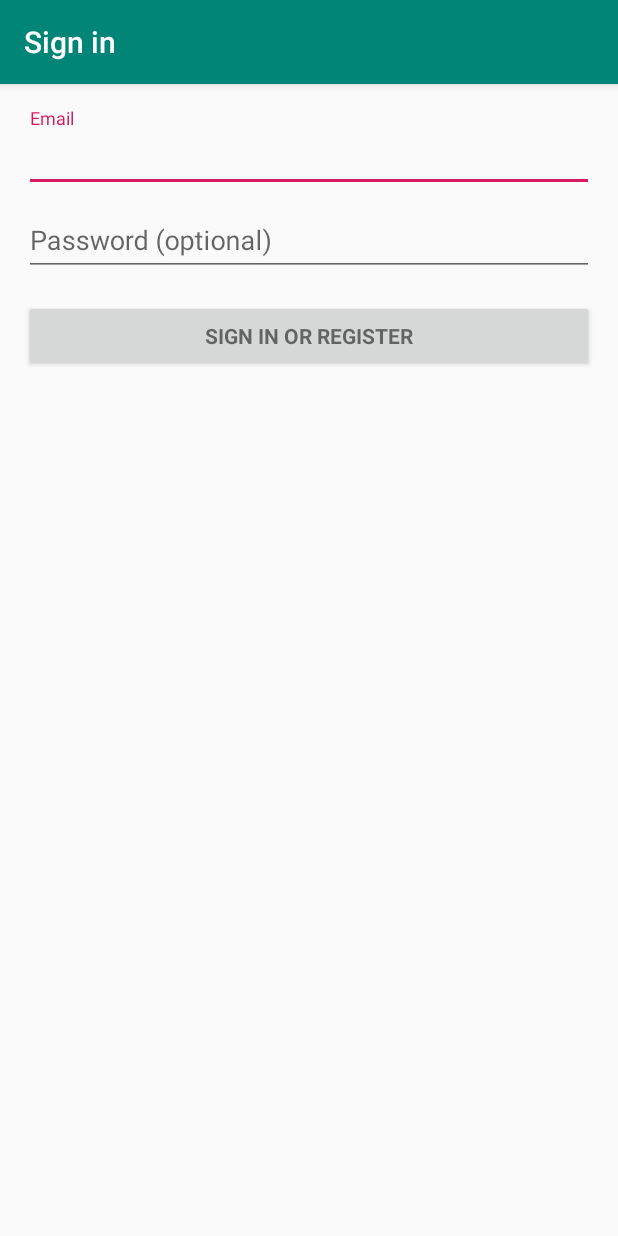
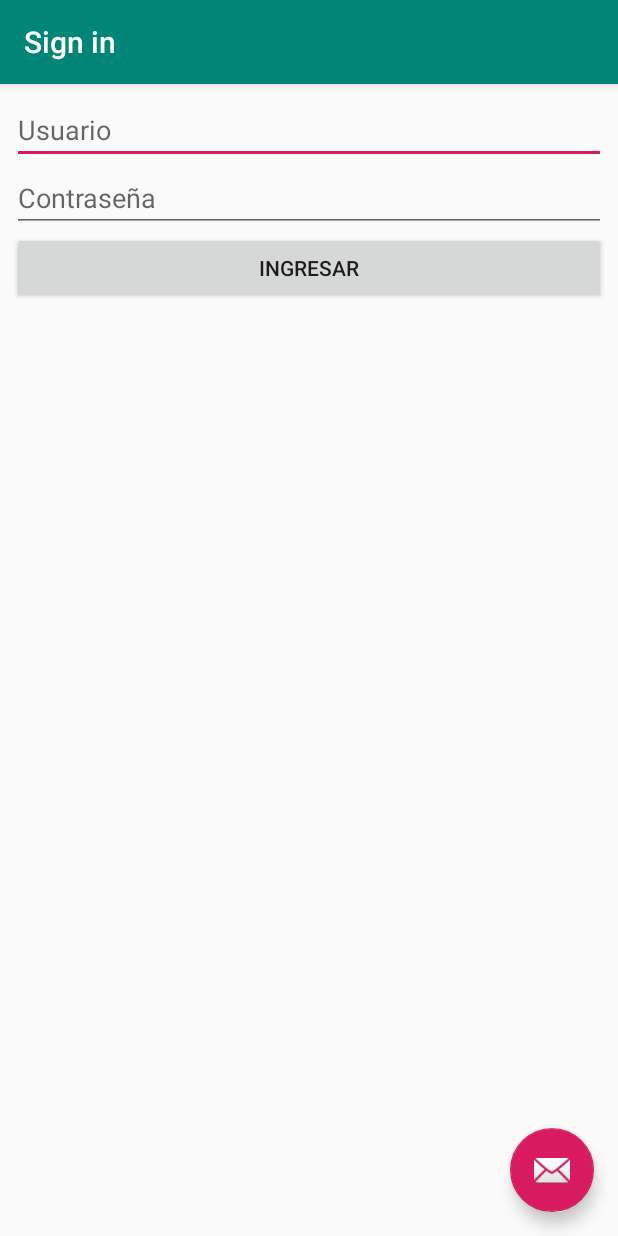
Before and after one commit to lorenopemac/Rompecabezas, an Android app: the screen it shows after launch (Login), after a tap on "INGRESAR", on a phone screen of 412 x 824 dp. Run offline under Robolectric (Android 15) with nearby library versions, the phone set to English and light mode, and no system bars.

Commit message:
funcionamiento del login

```diff
--- a/app/src/main/java/labprog/rompecabezasandroid/Login.java
+++ b/app/src/main/java/labprog/rompecabezasandroid/Login.java
@@ -1,349 +1,66 @@
 package labprog.rompecabezasandroid;
 
-import android.animation.Animator;
-import android.animation.AnimatorListenerAdapter;
-import android.annotation.TargetApi;
-import android.content.pm.PackageManager;
-import android.support.annotation.NonNull;
+import android.database.Cursor;
+import android.database.sqlite.SQLiteDatabase;
+import android.os.Bundle;
+import android.support.design.widget.FloatingActionButton;
 import android.support.design.widget.Snackbar;
 import android.support.v7.app.AppCompatActivity;
-import android.app.LoaderManager.LoaderCallbacks;
-
-import android.content.CursorLoader;
-import android.content.Loader;
-import android.database.Cursor;
-import android.net.Uri;
-import android.os.AsyncTask;
-
-import android.os.Build;
-import android.os.Bundle;
-import android.provider.ContactsContract;
-import android.text.TextUtils;
-import android.view.KeyEvent;
+import android.support.v7.widget.Toolbar;
 import android.view.View;
-import android.view.View.OnClickListener;
-import android.view.inputmethod.EditorInfo;
-import android.widget.ArrayAdapter;
-import android.widget.AutoCompleteTextView;
 import android.widget.Button;
 import android.widget.EditText;
-import android.widget.TextView;
+import android.widget.Toast;
 
-import java.util.ArrayList;
-import java.util.List;
+import entidades.ConexionSQLiteHelper;
 
-import static android.Manifest.permission.READ_CONTACTS;
+public class Login extends AppCompatActivity {
 
-/**
- * A login screen that offers login via email/password.
- */
-public class Login extends AppCompatActivity implements LoaderCallbacks<Cursor> {
-
-    /**
-     * Id to identity READ_CONTACTS permission request.
-     */
-    private static final int REQUEST_READ_CONTACTS = 0;
-
-    /**
-     * A dummy authentication store containing known user names and passwords.
-     * TODO: remove after connecting to a real authentication system.
-     */
-    private static final String[] DUMMY_CREDENTIALS = new String[]{
-            "foo@example.com:hello", "bar@example.com:world"
-    };
-    /**
-     * Keep track of the login task to ensure we can cancel it if requested.
-     */
-    private UserLoginTask mAuthTask = null;
-
-    // UI references.
-    private AutoCompleteTextView mEmailView;
-    private EditText mPasswordView;
-    private View mProgressView;
-    private View mLoginFormView;
-
+    EditText nombre,contrasenia;
+    Button btn1;
     @Override
     protected void onCreate(Bundle savedInstanceState) {
         super.onCreate(savedInstanceState);
         setContentView(R.layout.activity_login);
-        // Set up the login form.
-        mEmailView = (AutoCompleteTextView) findViewById(R.id.email);
-        populateAutoComplete();
+        Toolbar toolbar = findViewById(R.id.toolbar);
+        setSupportActionBar(toolbar);
 
-        mPasswordView = (EditText) findViewById(R.id.password);
-        mPasswordView.setOnEditorActionListener(new TextView.OnEditorActionListener() {
+        FloatingActionButton fab = findViewById(R.id.fab);
+        fab.setOnClickListener(new View.OnClickListener() {
             @Override
-            public boolean onEditorAction(TextView textView, int id, KeyEvent keyEvent) {
-                if (id == EditorInfo.IME_ACTION_DONE || id == EditorInfo.IME_NULL) {
-                    attemptLogin();
-                    return true;
-                }
-                return false;
+            public void onClick(View view) {
+                Snackbar.make(view, "Replace with your own action", Snackbar.LENGTH_LONG)
+                        .setAction("Action", null).show();
             }
         });
-
-        Button mEmailSignInButton = (Button) findViewById(R.id.email_sign_in_button);
-        mEmailSignInButton.setOnClickListener(new OnClickListener() {
-            @Override
-            public void onClick(View view) {
-                attemptLogin();
+        this.nombre = (EditText) findViewById(R.id.txtNombre);
+        this.contrasenia = (EditText) findViewById(R.id.txtContraseña);
+        this.btn1 = (Button) findViewById(R.id.btnIngreso);
+        btn1.setOnClickListener(new  View.OnClickListener(){
+            public void onClick(View v){
+                verificarUsuario();
             }
         });
-
-        mLoginFormView = findViewById(R.id.login_form);
-        mProgressView = findViewById(R.id.login_progress);
     }
 
-    private void populateAutoComplete() {
-        if (!mayRequestContacts()) {
-            return;
-        }
+    public void verificarUsuario(){
 
-        getLoaderManager().initLoader(0, null, this);
-    }
+        ConexionSQLiteHelper conn = new ConexionSQLiteHelper(this,"bdU",null,1);
+        SQLiteDatabase db= conn.getWritableDatabase();
+        String nombres = nombre.getText().toString();
+        String contraseniaString = contrasenia.getText().toString();
 
-    private boolean mayRequestContacts() {
-        if (Build.VERSION.SDK_INT < Build.VERSION_CODES.M) {
-            return true;
-        }
-        if (checkSelfPermission(READ_CONTACTS) == PackageManager.PERMISSION_GRANTED) {
-            return true;
-        }
-        if (shouldShowRequestPermissionRationale(READ_CONTACTS)) {
-            Snackbar.make(mEmailView, R.string.permission_rationale, Snackbar.LENGTH_INDEFINITE)
-                    .setAction(android.R.string.ok, new View.OnClickListener() {
-                        @Override
-                        @TargetApi(Build.VERSION_CODES.M)
-                        public void onClick(View v) {
-                            requestPermissions(new String[]{READ_CONTACTS}, REQUEST_READ_CONTACTS);
-                        }
-                    });
-        } else {
-            requestPermissions(new String[]{READ_CONTACTS}, REQUEST_READ_CONTACTS);
-        }
-        return false;
-    }
+        Cursor fila = db.rawQuery("select nombre from usuario where nombre='"+nombres+"' and contrasenia='"+contraseniaString+"'",null);
 
-    /**
-     * Callback received when a permissions request has been completed.
-     */
-    @Override
-    public void onRequestPermissionsResult(int requestCode, @NonNull String[] permissions,
-                                           @NonNull int[] grantResults) {
-        if (requestCode == REQUEST_READ_CONTACTS) {
-            if (grantResults.length == 1 && grantResults[0] == PackageManager.PERMISSION_GRANTED) {
-                populateAutoComplete();
-            }
+        if(fila.moveToFirst()){
+            Toast.makeText(this,"Correcto!", Toast.LENGTH_SHORT).show();
+            db.close();
+        }else{
+            Toast.makeText(this,"Datos Incorrectos!", Toast.LENGTH_SHORT).show();
+            db.close();
         }
     }
 
 
-    /**
-     * Attempts to sign in or register the account specified by the login form.
-     * If there are form errors (invalid email, missing fields, etc.), the
-     * errors are presented and no actual login attempt is made.
-     */
-    private void attemptLogin() {
-        if (mAuthTask != null) {
-            return;
-        }
 
-        // Reset errors.
-        mEmailView.setError(null);
-        mPasswordView.setError(null);
-
-        // Store values at the time of the login attempt.
-        String email = mEmailView.getText().toString();
-        String password = mPasswordView.getText().toString();
-
-        boolean cancel = false;
-        View focusView = null;
-
-        // Check for a valid password, if the user entered one.
-        if (!TextUtils.isEmpty(password) && !isPasswordValid(password)) {
-            mPasswordView.setError(getString(R.string.error_invalid_password));
-            focusView = mPasswordView;
-            cancel = true;
-        }
-
-        // Check for a valid email address.
-        if (TextUtils.isEmpty(email)) {
-            mEmailView.setError(getString(R.string.error_field_required));
-            focusView = mEmailView;
-            cancel = true;
-        } else if (!isEmailValid(email)) {
-            mEmailView.setError(getString(R.string.error_invalid_email));
-            focusView = mEmailView;
-            cancel = true;
-        }
-
-        if (cancel) {
-            // There was an error; don't attempt login and focus the first
-            // form field with an error.
-            focusView.requestFocus();
-        } else {
-            // Show a progress spinner, and kick off a background task to
-            // perform the user login attempt.
-            showProgress(true);
-            mAuthTask = new UserLoginTask(email, password);
-            mAuthTask.execute((Void) null);
-        }
-    }
-
-    private boolean isEmailValid(String email) {
-        //TODO: Replace this with your own logic
-        return email.contains("@");
-    }
-
-    private boolean isPasswordValid(String password) {
-        //TODO: Replace this with your own logic
-        return password.length() > 4;
-    }
-
-    /**
-     * Shows the progress UI and hides the login form.
-     */
-    @TargetApi(Build.VERSION_CODES.HONEYCOMB_MR2)
-    private void showProgress(final boolean show) {
-        // On Honeycomb MR2 we have the ViewPropertyAnimator APIs, which allow
-        // for very easy animations. If available, use these APIs to fade-in
-        // the progress spinner.
-        if (Build.VERSION.SDK_INT >= Build.VERSION_CODES.HONEYCOMB_MR2) {
-            int shortAnimTime = getResources().getInteger(android.R.integer.config_shortAnimTime);
-
-            mLoginFormView.setVisibility(show ? View.GONE : View.VISIBLE);
-            mLoginFormView.animate().setDuration(shortAnimTime).alpha(
-                    show ? 0 : 1).setListener(new AnimatorListenerAdapter() {
-                @Override
-                public void onAnimationEnd(Animator animation) {
-                    mLoginFormView.setVisibility(show ? View.GONE : View.VISIBLE);
-                }
-            });
-
-            mProgressView.setVisibility(show ? View.VISIBLE : View.GONE);
-            mProgressView.animate().setDuration(shortAnimTime).alpha(
-                    show ? 1 : 0).setListener(new AnimatorListenerAdapter() {
-                @Override
-                public void onAnimationEnd(Animator animation) {
-                    mProgressView.setVisibility(show ? View.VISIBLE : View.GONE);
-                }
-            });
-        } else {
-            // The ViewPropertyAnimator APIs are not available, so simply show
-            // and hide the relevant UI components.
-            mProgressView.setVisibility(show ? View.VISIBLE : View.GONE);
-            mLoginFormView.setVisibility(show ? View.GONE : View.VISIBLE);
-        }
-    }
-
-    @Override
-    public Loader<Cursor> onCreateLoader(int i, Bundle bundle) {
-        return new CursorLoader(this,
-                // Retrieve data rows for the device user's 'profile' contact.
-                Uri.withAppendedPath(ContactsContract.Profile.CONTENT_URI,
-                        ContactsContract.Contacts.Data.CONTENT_DIRECTORY), ProfileQuery.PROJECTION,
-
-                // Select only email addresses.
-                ContactsContract.Contacts.Data.MIMETYPE +
-                        " = ?", new String[]{ContactsContract.CommonDataKinds.Email
-                .CONTENT_ITEM_TYPE},
-
-                // Show primary email addresses first. Note that there won't be
-                // a primary email address if the user hasn't specified one.
-                ContactsContract.Contacts.Data.IS_PRIMARY + " DESC");
-    }
-
-    @Override
-    public void onLoadFinished(Loader<Cursor> cursorLoader, Cursor cursor) {
-        List<String> emails = new ArrayList<>();
-        cursor.moveToFirst();
-        while (!cursor.isAfterLast()) {
-            emails.add(cursor.getString(ProfileQuery.ADDRESS));
-            cursor.moveToNext();
-        }
-
-        addEmailsToAutoComplete(emails);
-    }
-
-    @Override
-    public void onLoaderReset(Loader<Cursor> cursorLoader) {
-
-    }
-
-    private void addEmailsToAutoComplete(List<String> emailAddressCollection) {
-        //Create adapter to tell the AutoCompleteTextView what to show in its dropdown list.
-        ArrayAdapter<String> adapter =
-                new ArrayAdapter<>(Login.this,
-                        android.R.layout.simple_dropdown_item_1line, emailAddressCollection);
-
-        mEmailView.setAdapter(adapter);
-    }
-
-
-    private interface ProfileQuery {
-        String[] PROJECTION = {
-                ContactsContract.CommonDataKinds.Email.ADDRESS,
-                ContactsContract.CommonDataKinds.Email.IS_PRIMARY,
-        };
-
-        int ADDRESS = 0;
-        int IS_PRIMARY = 1;
-    }
-
-    /**
-     * Represents an asynchronous login/registration task used to authenticate
-     * the user.
-     */
-    public class UserLoginTask extends AsyncTask<Void, Void, Boolean> {
-
-        private final String mEmail;
-        private final String mPassword;
-
-        UserLoginTask(String email, String password) {
-            mEmail = email;
-            mPassword = password;
-        }
-
-        @Override
-        protected Boolean doInBackground(Void... params) {
-            // TODO: attempt authentication against a network service.
-
-            try {
-                // Simulate network access.
-                Thread.sleep(2000);
-            } catch (InterruptedException e) {
-                return false;
-            }
-
-            for (String credential : DUMMY_CREDENTIALS) {
-                String[] pieces = credential.split(":");
-                if (pieces[0].equals(mEmail)) {
-                    // Account exists, return true if the password matches.
-                    return pieces[1].equals(mPassword);
-                }
-            }
-
-            // TODO: register the new account here.
-            return true;
-        }
-
-        @Override
-        protected void onPostExecute(final Boolean success) {
-            mAuthTask = null;
-            showProgress(false);
-
-            if (success) {
-                finish();
-            } else {
-                mPasswordView.setError(getString(R.string.error_incorrect_password));
-                mPasswordView.requestFocus();
-            }
-        }
-
-        @Override
-        protected void onCancelled() {
-            mAuthTask = null;
-            showProgress(false);
-        }
-    }
 }
--- a/app/src/main/res/layout/activity_login.xml
+++ b/app/src/main/res/layout/activity_login.xml
@@ -1,78 +1,33 @@
 <?xml version="1.0" encoding="utf-8"?>
-<LinearLayout xmlns:android="http://schemas.android.com/apk/res/android"
+<android.support.design.widget.CoordinatorLayout xmlns:android="http://schemas.android.com/apk/res/android"
+    xmlns:app="http://schemas.android.com/apk/res-auto"
     xmlns:tools="http://schemas.android.com/tools"
     android:layout_width="match_parent"
     android:layout_height="match_parent"
-    android:gravity="center_horizontal"
-    android:orientation="vertical"
-    android:paddingLeft="@dimen/activity_horizontal_margin"
-    android:paddingTop="@dimen/activity_vertical_margin"
-    android:paddingRight="@dimen/activity_horizontal_margin"
-    android:paddingBottom="@dimen/activity_vertical_margin"
     tools:context=".Login">
 
-    <!-- Login progress -->
-    <ProgressBar
-        android:id="@+id/login_progress"
-        style="?android:attr/progressBarStyleLarge"
+    <android.support.design.widget.AppBarLayout
+        android:layout_width="match_parent"
+        android:layout_height="wrap_content"
+        android:theme="@style/AppTheme.AppBarOverlay">
+
+        <android.support.v7.widget.Toolbar
+            android:id="@+id/toolbar"
+            android:layout_width="match_parent"
+            android:layout_height="?attr/actionBarSize"
+            android:background="?attr/colorPrimary"
+            app:popupTheme="@style/AppTheme.PopupOverlay" />
+
+    </android.support.design.widget.AppBarLayout>
+
+    <include layout="@layout/content_login" />
+
+    <android.support.design.widget.FloatingActionButton
+        android:id="@+id/fab"
         android:layout_width="wrap_content"
         android:layout_height="wrap_content"
-        android:layout_marginBottom="8dp"
-        android:visibility="gone" />
+        android:layout_gravity="bottom|end"
+        android:layout_margin="@dimen/fab_margin"
+        app:srcCompat="@android:drawable/ic_dialog_email" />
 
-    <ScrollView
-        android:id="@+id/login_form"
-        android:layout_width="match_parent"
-        android:layout_height="match_parent">
-
-        <LinearLayout
-            android:id="@+id/email_login_form"
-            android:layout_width="match_parent"
-            android:layout_height="wrap_content"
-            android:orientation="vertical">
-
-            <android.support.design.widget.TextInputLayout
-                android:layout_width="match_parent"
-                android:layout_height="wrap_content">
-
-                <AutoCompleteTextView
-                    android:id="@+id/email"
-                    android:layout_width="match_parent"
-                    android:layout_height="wrap_content"
-                    android:hint="@string/prompt_email"
-                    android:inputType="textEmailAddress"
-                    android:maxLines="1"
-                    android:singleLine="true" />
-
-            </android.support.design.widget.TextInputLayout>
-
-            <android.support.design.widget.TextInputLayout
-                android:layout_width="match_parent"
-                android:layout_height="wrap_content">
-
-                <EditText
-                    android:id="@+id/password"
-                    android:layout_width="match_parent"
-                    android:layout_height="wrap_content"
-                    android:hint="@string/prompt_password"
-                    android:imeActionId="6"
-                    android:imeActionLabel="@string/action_sign_in_short"
-                    android:imeOptions="actionUnspecified"
-                    android:inputType="textPassword"
-                    android:maxLines="1"
-                    android:singleLine="true" />
-
-            </android.support.design.widget.TextInputLayout>
-
-            <Button
-                android:id="@+id/email_sign_in_button"
-                style="?android:textAppearanceSmall"
-                android:layout_width="match_parent"
-                android:layout_height="wrap_content"
-                android:layout_marginTop="16dp"
-                android:text="@string/action_sign_in"
-                android:textStyle="bold" />
-
-        </LinearLayout>
-    </ScrollView>
-</LinearLayout>
+</android.support.design.widget.CoordinatorLayout>
--- /dev/null
+++ b/app/src/main/res/layout/content_login.xml
@@ -0,0 +1,51 @@
+<?xml version="1.0" encoding="utf-8"?>
+<android.support.constraint.ConstraintLayout xmlns:android="http://schemas.android.com/apk/res/android"
+    xmlns:app="http://schemas.android.com/apk/res-auto"
+    xmlns:tools="http://schemas.android.com/tools"
+    android:layout_width="match_parent"
+    android:layout_height="match_parent"
+    app:layout_behavior="@string/appbar_scrolling_view_behavior"
+    tools:context=".Login"
+    tools:showIn="@layout/activity_login">
+
+    <LinearLayout
+        android:layout_width="0dp"
+        android:layout_height="0dp"
+        android:layout_marginStart="8dp"
+        android:layout_marginLeft="8dp"
+        android:layout_marginTop="8dp"
+        android:layout_marginEnd="8dp"
+        android:layout_marginRight="8dp"
+        android:layout_marginBottom="8dp"
+        android:orientation="vertical"
+        app:layout_constraintBottom_toBottomOf="parent"
+        app:layout_constraintEnd_toEndOf="parent"
+        app:layout_constraintHorizontal_bias="1.0"
+        app:layout_constraintStart_toStartOf="parent"
+        app:layout_constraintTop_toTopOf="parent"
+        app:layout_constraintVertical_bias="1.0">
+
+        <EditText
+            android:id="@+id/txtNombre"
+            android:layout_width="match_parent"
+            android:layout_height="wrap_content"
+            android:ems="10"
+            android:hint="Usuario"
+            android:inputType="textPersonName" />
+
+        <EditText
+            android:id="@+id/txtContraseña"
+            android:layout_width="match_parent"
+            android:layout_height="wrap_content"
+            android:ems="10"
+            android:hint="Contraseña"
+            android:inputType="textPassword" />
+
+        <Button
+            android:id="@+id/btnIngreso"
+            android:layout_width="match_parent"
+            android:layout_height="wrap_content"
+            android:text="Ingresar" />
+
+    </LinearLayout>
+</android.support.constraint.ConstraintLayout>
```
Also changed, not shown: app/src/main/AndroidManifest.xml (+5 -4 lines), app/src/main/res/layout/activity_main.xml (+9 -6 lines), app/src/main/res/mipmap-hdpi/puzzle.jpg (added).
